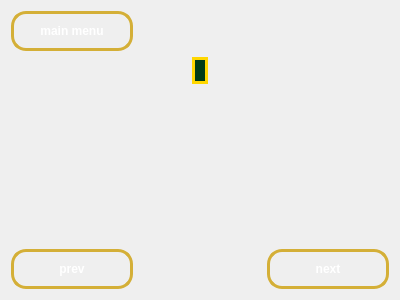
Above: learn_widget.ui from owenharvey78/blackjack-learning-game before the change. Below: the same form after it.
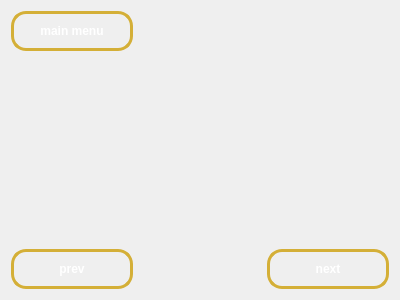
That is the form after the change.

```diff
--- a/learn_widget.ui
+++ b/learn_widget.ui
@@ -20,14 +20,7 @@
    <item row="1" column="1" alignment="Qt::AlignmentFlag::AlignHCenter|Qt::AlignmentFlag::AlignTop">
     <widget class="QLabel" name="instructionLabel">
      <property name="styleSheet">
-      <string notr="true">QLabel {
-	color: white;	/* makes the letters white */
-	font-family: 'Georgia';
-	font-size: 18px;
-	background-color: #003b16; /* green color */
-	border-radius: 20px; 
-	border: 3px solid #ffd700;	/* yello border */
-}</string>
+      <string notr="true"/>
      </property>
      <property name="text">
       <string/>
```
